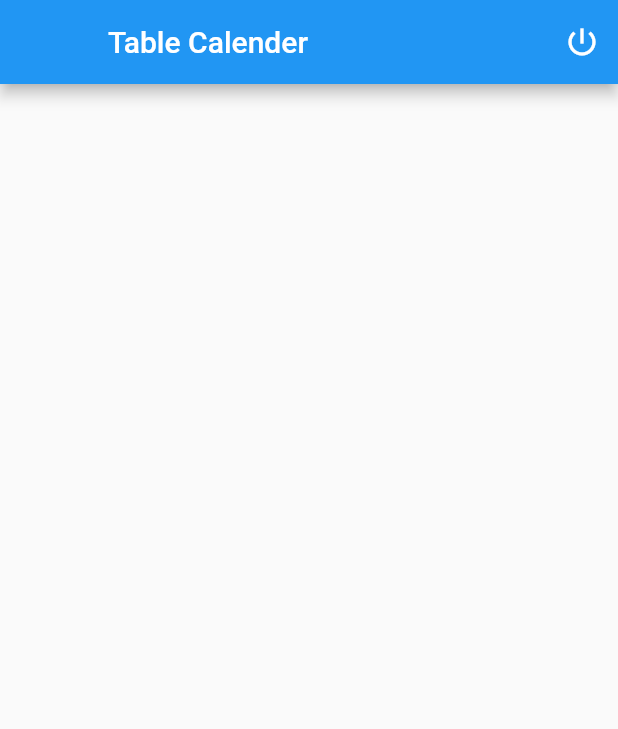
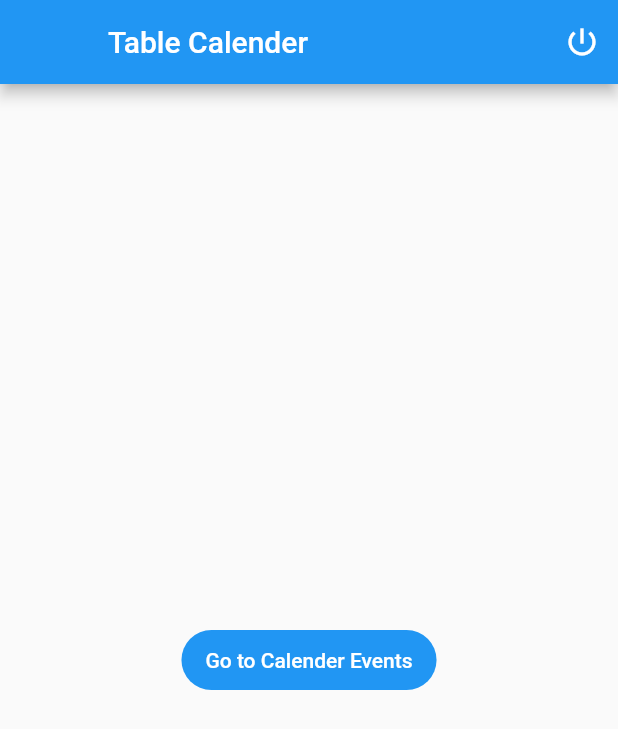
Before and after one commit to NiroopNife/calender-event, a Flutter app: the DashboardView screen opened directly, on a phone screen of 412 x 824 dp. Shown: the top 729 px of the screen. Run offline on Flutter 3.47's test engine with Material 2 defaults, Android fonts, the phone set to English and light mode, and no system bars; our stand-ins replace cloud_firestore, firebase_auth, firebase_core, google_sign_in, table_calendar; accounts and stored records are empty.

Commit message:
Saving the event details of the current user in Firestore

```diff
--- a/lib/views/calender_event_view.dart
+++ b/lib/views/calender_event_view.dart
@@ -1,6 +1,7 @@
 import 'package:flutter/material.dart';
 import 'package:table_calendar/table_calendar.dart';
 import 'package:table_calender_event/model/event_model.dart';
+import 'package:table_calender_event/services/calender_event_service.dart';
 
 class CalenderEventView extends StatefulWidget {
   const CalenderEventView({super.key});
@@ -65,6 +66,7 @@ class _CalenderEventViewState extends State<CalenderEventView> {
                       events.addAll({
                         _selectedDay!: [Event(_eventController.text)]
                       });
+                      CalenderEventService().createDayEvent(_selectedDay!, _eventController.text);
                       _eventController.clear();
                       Navigator.of(context).pop();
                       _selectedEvents.value = _getEventsForDay(_selectedDay!);
--- a/lib/views/dashboard_view.dart
+++ b/lib/views/dashboard_view.dart
@@ -1,5 +1,6 @@
 import 'package:flutter/material.dart';
 import 'package:table_calender_event/services/auth_service.dart';
+import 'package:table_calender_event/views/views.dart';
 
 class DashboardView extends StatefulWidget {
   const DashboardView({Key? key}) : super(key: key);
@@ -23,6 +24,12 @@ class _DashboardViewState extends State<DashboardView> {
           }, icon: const Icon(Icons.power_settings_new))
         ],
       ),
+      body: Center(
+        child: FilledButton(
+          child: const Text("Go to Calender Events"),
+          onPressed: () => Navigator.push(context, MaterialPageRoute(builder: (_) => CalenderEventView())),
+        ),
+      ),
     );
   }
 }
```
Also changed, not shown: lib/services/calender_event_service.dart (added, +17 -0 lines).
